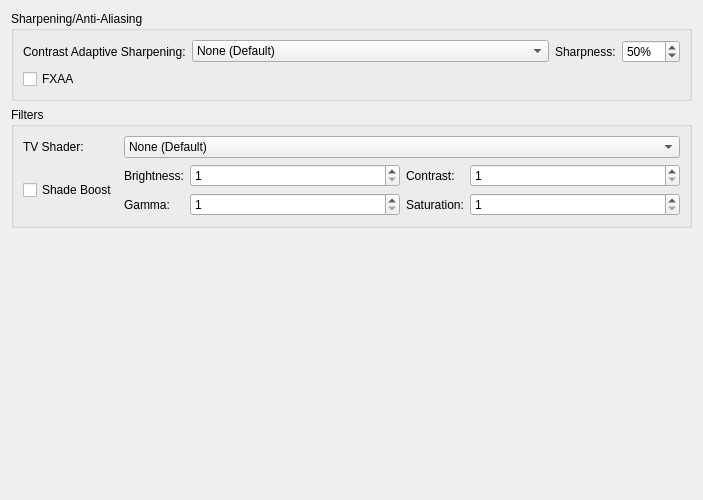
Before: the Qt Designer form pcsx2-qt/Settings/GraphicsPostProcessingSettingsTab.ui in PCSX2/pcsx2, drawn with Qt 5.
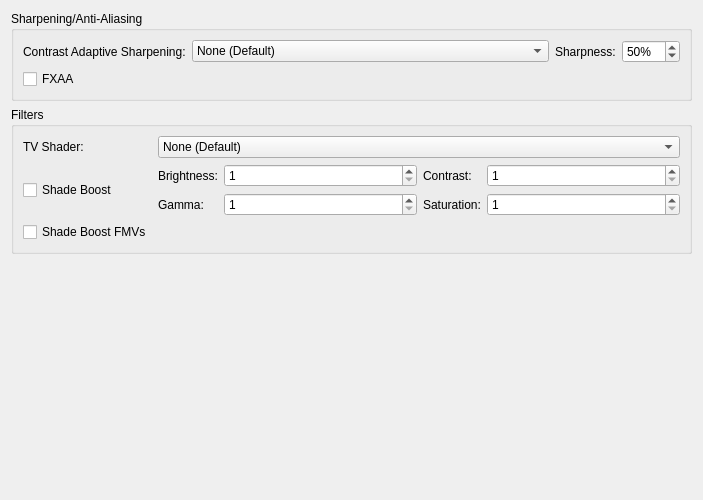
After: the same form once the commit is applied.

Commit message: GS/HW: Add toggle for Shade Boost during FMVs

Diff of the .ui file:
```diff
--- a/pcsx2-qt/Settings/GraphicsPostProcessingSettingsTab.ui
+++ b/pcsx2-qt/Settings/GraphicsPostProcessingSettingsTab.ui
@@ -109,6 +109,13 @@
         </property>
        </widget>
       </item>
+      <item row="2" column="0">
+       <widget class="QCheckBox" name="shadeBoostFMVs">
+        <property name="text">
+         <string>Shade Boost FMVs</string>
+        </property>
+       </widget>
+      </item>
       <item row="1" column="1">
        <layout class="QGridLayout" name="gridLayout" columnstretch="0,1,0,1">
         <item row="0" column="0">
```
The commit also changes 7 other files.
